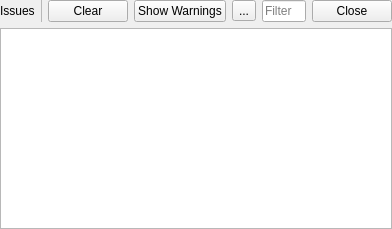
The window that WidgetsModule/Notifier/notifyconsole.ui (HowCanidothis/DevLib) describes before a commit, drawn with Qt 5.
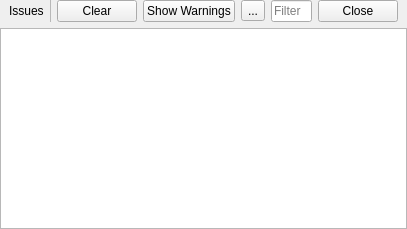
The same window after the commit.

Patch:
```diff
--- a/WidgetsModule/Notifier/notifyconsole.ui
+++ b/WidgetsModule/Notifier/notifyconsole.ui
@@ -6,7 +6,7 @@
    <rect>
     <x>0</x>
     <y>0</y>
-    <width>392</width>
+    <width>407</width>
     <height>229</height>
    </rect>
   </property>
@@ -28,6 +28,18 @@
    </property>
    <item>
     <layout class="QHBoxLayout" name="horizontalLayout">
+     <property name="leftMargin">
+      <number>9</number>
+     </property>
+     <property name="topMargin">
+      <number>0</number>
+     </property>
+     <property name="rightMargin">
+      <number>9</number>
+     </property>
+     <property name="bottomMargin">
+      <number>0</number>
+     </property>
      <item>
       <widget class="QLabel" name="label">
        <property name="text">
@@ -112,6 +124,9 @@
    </item>
    <item>
     <widget class="QTableView" name="TableIssues">
+     <attribute name="horizontalHeaderVisible">
+      <bool>false</bool>
+     </attribute>
      <attribute name="horizontalHeaderStretchLastSection">
       <bool>true</bool>
      </attribute>
```
Left out of the diff: 2 changed lines with no effect on the pictures.
